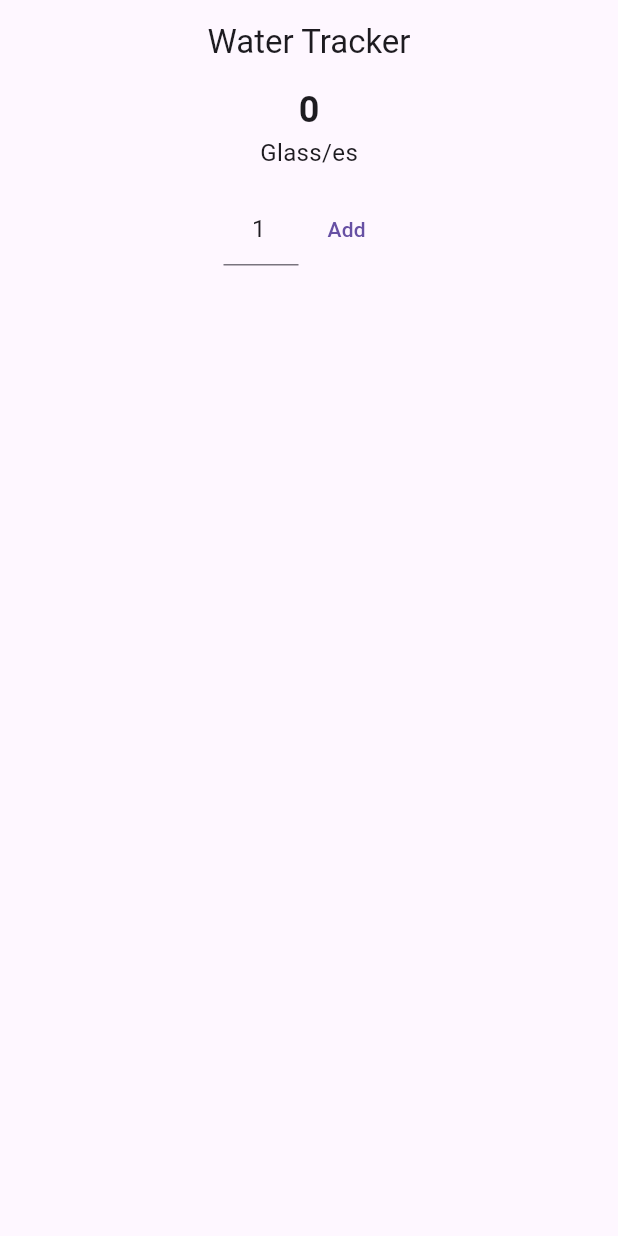
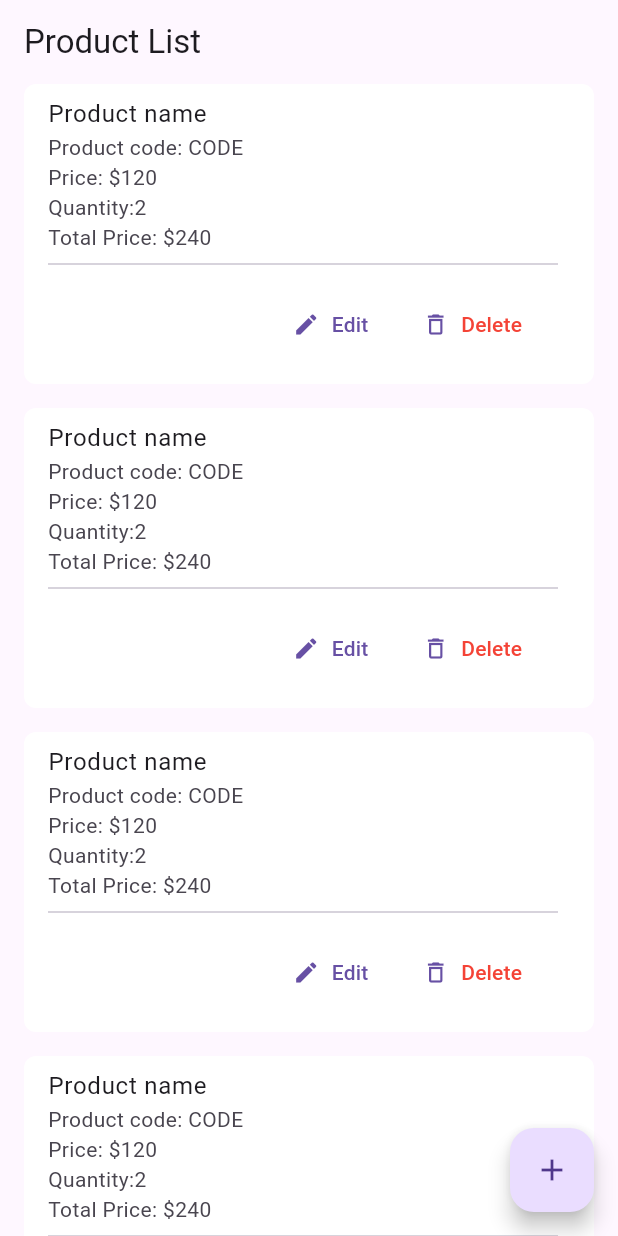
Before and after one commit to Ruman007-75/Ruman007-75, a Flutter app: the screen it shows after launch, on a phone screen of 412 x 824 dp. Run offline on Flutter 3.47's test engine with Material 3 defaults, Android fonts, the phone set to English and light mode, and no system bars.

Commit message:
module_13_class_3.dart

```diff
--- a/lib/app.dart
+++ b/lib/app.dart
@@ -1,13 +1,13 @@
 import 'package:flutter/material.dart';
-import 'package:osad_batch_seven/home_screen.dart';
+import 'package:osad_batch_seven/screen/product_list_screen.dart';
 
-class WaterTrackerApp extends StatelessWidget {
-  const WaterTrackerApp({super.key});
+class CrudApp extends StatelessWidget {
+  const CrudApp({super.key});
 
   @override
   Widget build(BuildContext context) {
     return const MaterialApp(
-      home: HomeScreen(),
+      home: ProductListScreen(),
     );
   }
 }
--- a/lib/home_screen.dart
+++ /dev/null
@@ -1,125 +0,0 @@
-
-import 'package:flutter/material.dart';
-import 'package:osad_batch_seven/water_track.dart'; // Ensure this file exists and is properly defined.
-
-class HomeScreen extends StatefulWidget {
-  const HomeScreen({super.key});
-
-  @override
-  State<HomeScreen> createState() => _HomeScreenState();
-}
-
-class _HomeScreenState extends State<HomeScreen> {
-  final TextEditingController _glassNoTEcontroller =
-  TextEditingController(text: '1');
-  List<WaterTrack> waterTrackList = [];
-
-  @override
-  Widget build(BuildContext context) {
-    return Scaffold(
-      appBar: AppBar(
-        title: Text('Water Tracker'),
-        centerTitle: true,
-      ),
-      body: Column(
-        children: [
-          _buildWaterTrackCount(),
-          const SizedBox(height: 24),
-          Expanded(
-            child: _buildWaterTrackListView(),
-          ),
-        ],
-      ),
-    );
-  }
-
-  Widget _buildWaterTrackListView() {
-    return ListView.separated(
-      itemCount: waterTrackList.length,
-      itemBuilder: (context, index) {
-        return _buildWaterTrackListTile(index);
-      },
-      separatorBuilder: (context, index) {
-        return const Divider();
-      },
-    );
-  }
-
-  ListTile _buildWaterTrackListTile(int index) {
-    WaterTrack waterTrack = waterTrackList[index];
-    return ListTile(
-      title: Text('${waterTrack.dateTime.hour}:${waterTrack.dateTime.minute}'),
-      subtitle: Text('${waterTrack.dateTime.day}/${waterTrack.dateTime.month}/${waterTrack.dateTime.year}'),
-      leading: CircleAvatar(child: Text('${waterTrack.noOfGlasses}')),
-      trailing: IconButton(
-        onPressed: () => _onTapDeleteButton(index),
-        icon: const Icon(Icons.delete),
-      ),
-    );
-  }
-
-  Widget _buildWaterTrackCount() {
-    return Column(
-      children: [
-        Text(
-          getTotalGlassCount().toString(),
-          style: const TextStyle(fontSize: 24, fontWeight: FontWeight.w600),
-        ),
-        const Text(
-          'Glass/es',
-          style: TextStyle(fontSize: 16),
-        ),
-        const SizedBox(height: 16),
-        Row(
-          mainAxisAlignment: MainAxisAlignment.center,
-          children: [
-            SizedBox(
-              width: 50,
-              child: TextField(
-                controller: _glassNoTEcontroller,
-                keyboardType: TextInputType.number,
-                textAlign: TextAlign.center,
-              ),
-            ),
-            TextButton(
-              onPressed: _onTapaddNewWaterTrack,
-              child: const Text('Add'),
-            ),
-          ],
-        ),
-      ],
-    );
-  }
-
-  int getTotalGlassCount() {
-    int counter = 0;
-    for (WaterTrack t in waterTrackList) {
-      counter += t.noOfGlasses;
-    }
-    return counter;
-  }
-
-  void _onTapaddNewWaterTrack() {
-    if (_glassNoTEcontroller.text.isEmpty) {
-      _glassNoTEcontroller.text = '1';
-    }
-    final int noOfGlasses = int.tryParse(_glassNoTEcontroller.text) ?? 1;
-    WaterTrack waterTrack = WaterTrack(
-      noOfGlasses: noOfGlasses,
-      dateTime: DateTime.now(),
-    );
-    setState(() {
-      waterTrackList.add(waterTrack);
-    });
-  }
-
-  void _onTapDeleteButton(int index) {
-    setState(() {
-      waterTrackList.removeAt(index);
-    });
-  }
-  void dispose(){
-    _glassNoTEcontroller.dispose();
-    super.dispose();
-  }
-}
--- a/lib/main.dart
+++ b/lib/main.dart
@@ -1,6 +1,9 @@
+
+
+
 import 'package:flutter/material.dart';
 import 'package:osad_batch_seven/app.dart';
 
 void main(){
-  runApp(const WaterTrackerApp());
+  runApp(const CrudApp());
 }
--- /dev/null
+++ b/lib/screen/product_list_screen.dart
@@ -0,0 +1,45 @@
+import 'package:flutter/material.dart';
+import 'package:osad_batch_seven/screen/add_new_product_screen.dart';
+import 'package:osad_batch_seven/widget/product_item.dart';
+
+class ProductListScreen extends StatefulWidget {
+  const ProductListScreen({super.key});
+
+  @override
+  State<ProductListScreen> createState() => _ProductListScreenState();
+}
+
+class _ProductListScreenState extends State<ProductListScreen> {
+  @override
+  Widget build(BuildContext context) {
+    return Scaffold(
+      appBar: AppBar(
+        title: const Text('Product List'),
+      ),
+      body: Padding(
+        padding: const EdgeInsets.symmetric(horizontal: 16.0),
+        child: ListView.separated(
+            itemCount: 28,
+            itemBuilder: (context, index) {
+              return buildProductList();
+            },
+            separatorBuilder: (context, index) {
+              return const SizedBox(
+                height: 16,
+              );
+            }),
+      ),
+      floatingActionButton: FloatingActionButton(
+        onPressed: () {
+          Navigator.push(
+            context,
+            MaterialPageRoute(builder: (context) {
+              return const AddNewProductScreen();
+            }),
+          );
+        },
+        child: const Icon(Icons.add),
+      ),
+    );
+  }
+}
--- a/lib/water_track.dart
+++ /dev/null
@@ -1,6 +0,0 @@
-class WaterTrack {
-  final int noOfGlasses;
-  final DateTime dateTime;
-
-  WaterTrack({required this.noOfGlasses, required this.dateTime});
-}
--- /dev/null
+++ b/lib/widget/product_item.dart
@@ -0,0 +1,53 @@
+import 'package:flutter/material.dart';
+import 'package:osad_batch_seven/screen/update_product_screen.dart';
+
+class buildProductList extends StatelessWidget {
+  const buildProductList({
+    super.key,
+  });
+
+  @override
+  Widget build(BuildContext context) {
+    return ListTile(
+      shape: RoundedRectangleBorder(
+        borderRadius: BorderRadius.circular(8),
+      ),
+      tileColor: Colors.white,
+      //tileColor: Theme.of(context).scaffoldBackgroundColor,
+      title: Text('Product name'),
+      subtitle: Column(
+        crossAxisAlignment: CrossAxisAlignment.start,
+        children: [
+          Text('Product code: CODE'),
+          Text('Price: \$120'),
+          Text('Quantity:2'),
+          Text('Total Price: \$240'),
+          Divider(),
+          ButtonBar(
+            children: [
+              TextButton.icon(
+                  onPressed: () {
+                    Navigator.push(
+                      context,
+                      MaterialPageRoute(builder: (context) {
+                        return const UpdateProductScreen();
+                      }),
+                    );
+                  },
+                  icon: const Icon(Icons.edit),
+                  label: const Text('Edit')),
+              TextButton.icon(
+                  onPressed: () {},
+                  icon: const Icon(Icons.delete_outlined),
+                  label: const Text(
+                    'Delete',
+                    style: TextStyle(color: Colors.red),
+                  )),
+              //TextButton(onPressed: () {}, child: const Text('Delete')),
+            ],
+          )
+        ],
+      ),
+    );
+  }
+}
```
Also changed, not shown: lib/screen/add_new_product_screen.dart (added, +96 -0 lines), lib/screen/update_product_screen.dart (added, +96 -0 lines).
